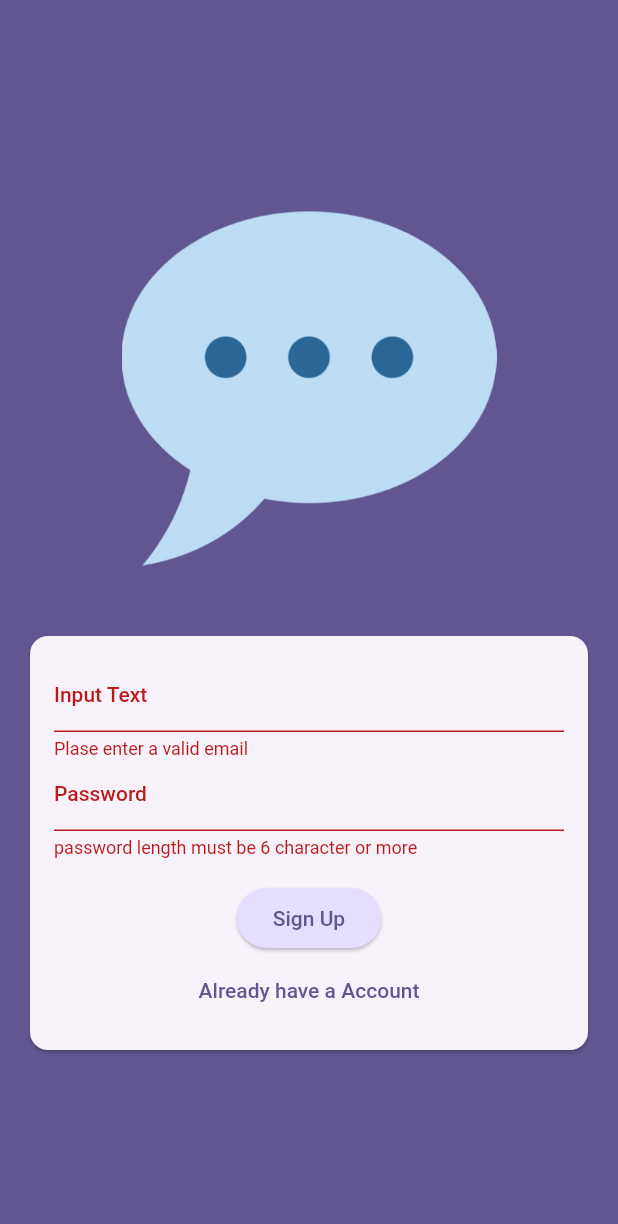
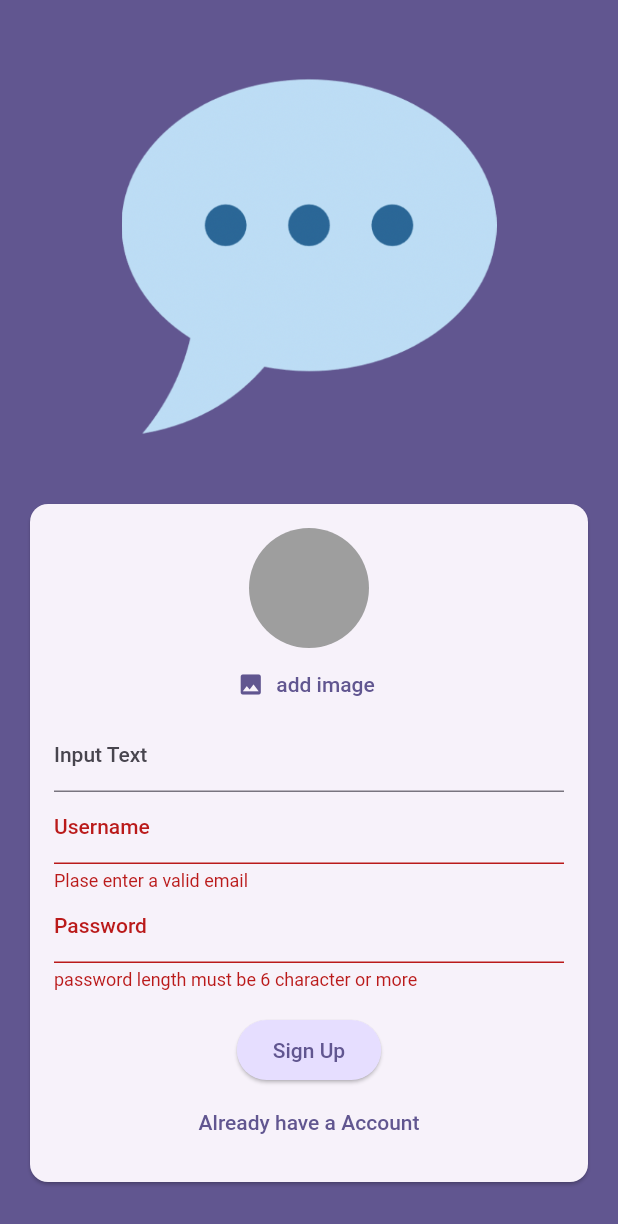
Before and after one commit to THESHIVAM007/chat_app, a Flutter app: the screen it shows after launch, after a tap on "Login", after a tap on "Create an Account", on a phone screen of 412 x 824 dp. Shown: the top 1224 px of the screen. Run offline on Flutter 3.47's test engine with Material 2 defaults, Android fonts, the phone set to English and light mode, and no system bars; our stand-ins replace cloud_firestore, firebase_auth, firebase_core, firebase_storage, image_picker; accounts and stored records are empty.

```diff
--- a/lib/screens/auth.dart
+++ b/lib/screens/auth.dart
@@ -1,3 +1,8 @@
+import 'dart:io';
+
+import 'package:chat_app/widgets/user_image_picker.dart';
+import 'package:cloud_firestore/cloud_firestore.dart';
+import 'package:firebase_storage/firebase_storage.dart';
 import 'package:flutter/material.dart';
 import 'package:firebase_auth/firebase_auth.dart';
 
@@ -16,24 +21,43 @@ class _AuthScreenState extends State<AuthScreen> {
   bool _isLogin = true;
   var _enteredEmail = '';
   var _enteredPassword = '';
+  var _enteredUsername = '';
+  File? _selectedImage;
+  var _isAuthenticating = false;
 
   void _submit() async {
     final isValid = _form.currentState!.validate();
-    if (!isValid) {
+    if (!isValid || !_isLogin && _selectedImage == null) {
       return;
     }
 
     _form.currentState!.save();
 
     try {
+      setState(() {
+        _isAuthenticating = true;
+      });
       if (_isLogin) {
         final userCredential = await _firebase.signInWithEmailAndPassword(
             email: _enteredEmail, password: _enteredPassword);
-
       } else {
         final userCredential = await _firebase.createUserWithEmailAndPassword(
             email: _enteredEmail, password: _enteredPassword);
 
+        final storageRef = FirebaseStorage.instance
+            .ref()
+            .child('user_images')
+            .child('${userCredential.user!.uid}.jpg');
+        await storageRef.putFile(_selectedImage!);
+        final imageUrl = await storageRef.getDownloadURL();
+        FirebaseFirestore.instance
+            .collection('users')
+            .doc(userCredential.user!.uid)
+            .set({
+          'username': _enteredUsername,
+          'email': _enteredEmail,
+          'image_url': imageUrl,
+        });
       }
     } on FirebaseAuthException catch (error) {
       if (error.code == "email-already-in-use") {}
@@ -41,7 +65,13 @@ class _AuthScreenState extends State<AuthScreen> {
       ScaffoldMessenger.of(context).clearSnackBars();
       // ignore: use_build_context_synchronously
       ScaffoldMessenger.of(context).showSnackBar(
-          SnackBar(content: Text(error.message ?? "Authentication Failed")));
+        SnackBar(
+          content: Text(error.message ?? "Authentication Failed"),
+        ),
+      );
+      setState(() {
+        _isAuthenticating = false;
+      });
     }
   }
 
@@ -69,6 +99,12 @@ class _AuthScreenState extends State<AuthScreen> {
                       key: _form,
                       child: Column(
                         children: [
+                          if (!_isLogin)
+                            UserImagePicker(
+                              onPickImage: (pickedImage) {
+                                _selectedImage = pickedImage;
+                              },
+                            ),
                           TextFormField(
                             decoration: const InputDecoration(
                               labelText: 'Input Text',
@@ -86,6 +122,22 @@ class _AuthScreenState extends State<AuthScreen> {
                             },
                             onSaved: (value) {
                               _enteredEmail = value!;
+                            },
+                          ),
+                          if(!_isLogin)
+                          TextFormField(
+                            decoration:
+                                const InputDecoration(labelText: 'Username'),
+                            validator: (value) {
+                              if (value == null ||
+                                  value.trim().isEmpty ||
+                                  value.trim().length < 4) {
+                                return 'username must be 4 character or more';
+                              }
+                              return null;
+                            },
+                            onSaved: (value) {
+                              _enteredUsername = value!;
                             },
                           ),
                           TextFormField(
@@ -106,6 +158,9 @@ class _AuthScreenState extends State<AuthScreen> {
                           const SizedBox(
                             height: 16,
                           ),
+                          if (_isAuthenticating)
+                            const CircularProgressIndicator(),
+                          if (!_isAuthenticating)
                             ElevatedButton(
                               onPressed: _submit,
                               style: ElevatedButton.styleFrom(
@@ -115,6 +170,7 @@ class _AuthScreenState extends State<AuthScreen> {
                               ),
                               child: Text(_isLogin ? 'Login' : 'Sign Up'),
                             ),
+                          if (!_isAuthenticating)
                             TextButton(
                               onPressed: () {
                                 setState(() {
--- /dev/null
+++ b/lib/widgets/user_image_picker.dart
@@ -0,0 +1,51 @@
+import 'dart:io';
+
+import 'package:flutter/material.dart';
+import 'package:image_picker/image_picker.dart';
+
+class UserImagePicker extends StatefulWidget {
+  const UserImagePicker({super.key,required this.onPickImage});
+  final void Function(File pickedImage) onPickImage;
+
+  @override
+  State<UserImagePicker> createState() => _UserImagePickerState();
+}
+
+class _UserImagePickerState extends State<UserImagePicker> {
+  File? _pickedImageFile;
+  void _pickImage() async {
+    final pickedImage =
+        await ImagePicker().pickImage(source: ImageSource.camera,maxWidth: 150,imageQuality: 50);
+    if (pickedImage == null) {
+      return;
+    }
+    setState(() {
+      _pickedImageFile = File(pickedImage.path);
+    });
+    widget.onPickImage(_pickedImageFile!);
+  }
+
+  @override
+  Widget build(BuildContext context) {
+    return Column(
+      children: [
+        CircleAvatar(
+          radius: 40,
+          backgroundColor: Colors.grey,
+          foregroundImage:
+              _pickedImageFile != null ? FileImage(_pickedImageFile!) : null,
+        ),
+        TextButton.icon(
+          onPressed: _pickImage,
+          icon: const Icon(Icons.image),
+          label: Text(
+            'add image',
+            style: TextStyle(
+              color: Theme.of(context).colorScheme.primary,
+            ),
+          ),
+        )
+      ],
+    );
+  }
+}
--- a/pubspec.yaml
+++ b/pubspec.yaml
@@ -39,6 +39,7 @@ dependencies:
   firebase_auth: ^4.12.1
   firebase_storage: ^11.5.0
   image_picker: ^1.0.4
+  cloud_firestore: ^4.13.0
 
 dev_dependencies:
   flutter_test:
```
Also changed, not shown: lib/screens/chat.dart (+9 -3 lines), lib/widgets/chat_messages.dart (added, +37 -0 lines), lib/widgets/message_bubble.dart (added, +147 -0 lines), lib/widgets/new_message.dart (added, +66 -0 lines), pubspec.lock, 4 other files. Lines whose indentation alone changed are shown as unchanged.
